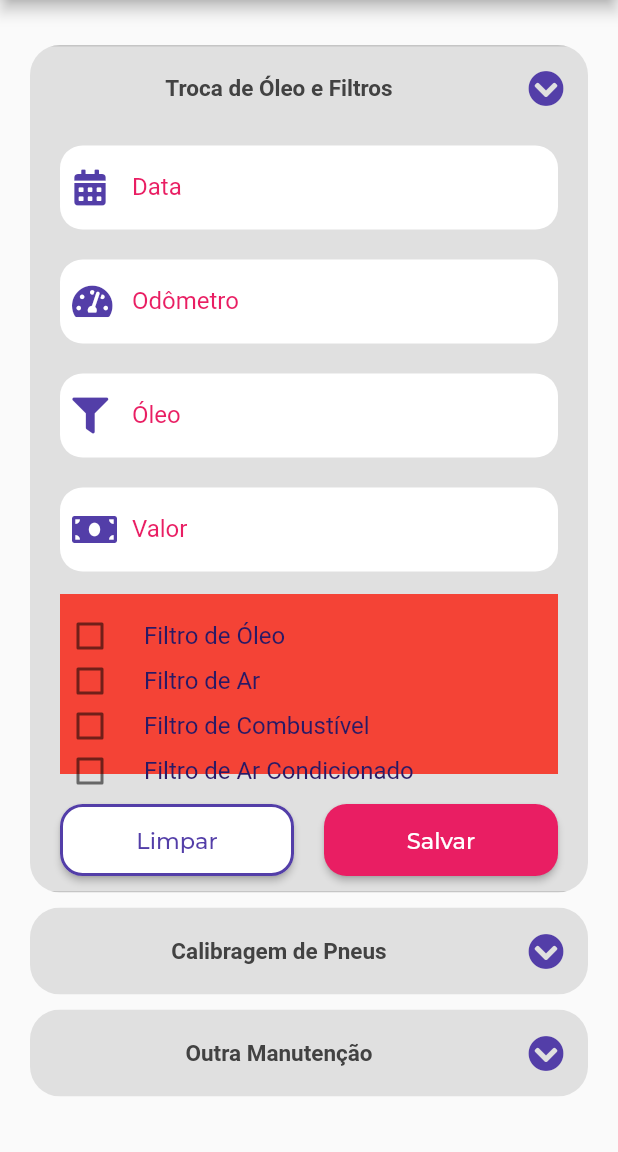
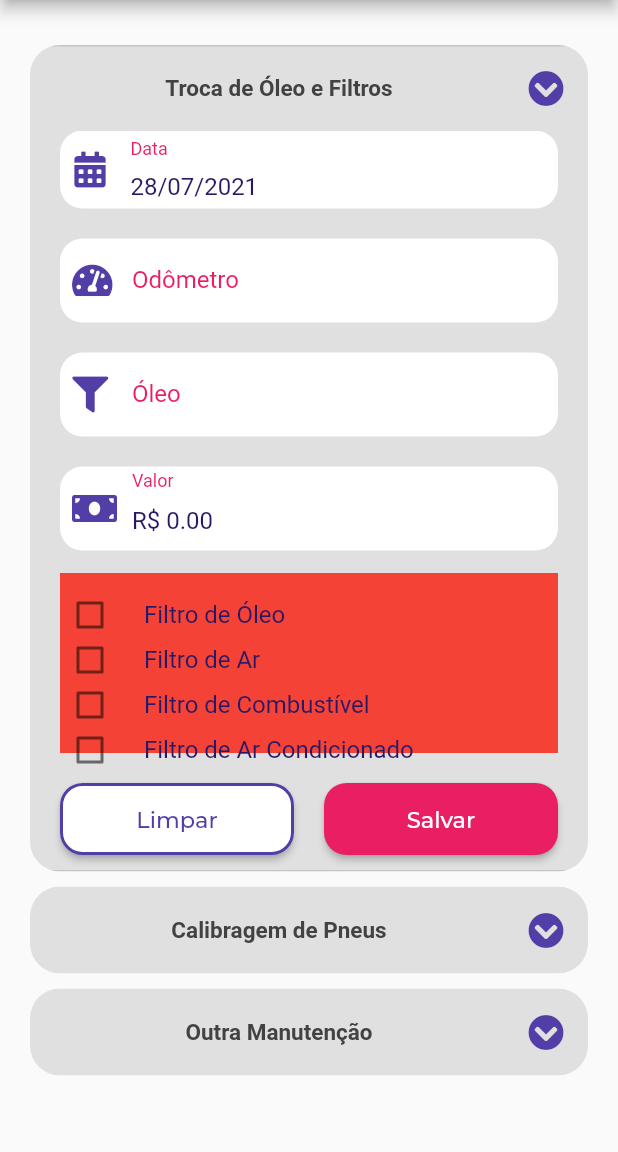
Before and after one commit to murilobohlke/car-helper, a Flutter app: the MaintenancePage screen opened directly with empty values, after a tap on "Troca de Óleo e Filtros", on a phone screen of 412 x 824 dp, the part 84-1236 px from its top. Run offline on Flutter 3.47's test engine with Material 2 defaults, Android fonts, the phone set to English and light mode, and no system bars; our stand-ins replace carousel_slider, curved_navigation_bar, firebase_auth, firebase_core, flutter_masked_text2, font_awesome_flutter and 5 more; missing offline and left inert: animated_card; accounts and stored records are empty.

Commit message:
Generate first apk

```diff
--- a/car_helper/lib/modules/maintenance/maintenance_page.dart
+++ b/car_helper/lib/modules/maintenance/maintenance_page.dart
@@ -1,31 +1,55 @@
 import 'package:car_helper/shared/models/car_model.dart';
 import 'package:car_helper/shared/providers/cars_provider.dart';
 import 'package:car_helper/shared/widgets/maintenance_expansion_tile/maintenance_expansion_tile_widget.dart';
+import 'package:car_helper/shared/widgets/show_text/show_text_widget.dart';
 import 'package:car_helper/shared/widgets/text_input/text_input_widget.dart';
 import 'package:flutter/material.dart';
+import 'package:flutter_masked_text2/flutter_masked_text2.dart';
 import 'package:font_awesome_flutter/font_awesome_flutter.dart';
+import 'package:intl/intl.dart';
 import 'package:provider/provider.dart';
 
-class MaintenancePage extends StatelessWidget {
-
+class MaintenancePage extends StatefulWidget {
   const MaintenancePage({Key? key}) : super(key: key);
 
   @override
-  Widget build(BuildContext context) {
-    TextEditingController dateOil = TextEditingController();
+  _MaintenancePageState createState() => _MaintenancePageState();
+}
+
+class _MaintenancePageState extends State<MaintenancePage> {
   TextEditingController odometerOil = TextEditingController();
   TextEditingController oilOil = TextEditingController();
-    TextEditingController valueOil = TextEditingController();
+  TextEditingController valueOil =
+      MoneyMaskedTextController(leftSymbol: 'R\$ ', decimalSeparator: '.');
 
-    TextEditingController dateCalibragem = TextEditingController();
   TextEditingController librasCalibragem = TextEditingController();
 
-    TextEditingController dateOther = TextEditingController();
   TextEditingController odometerOther = TextEditingController();
   TextEditingController descriptionOther = TextEditingController();
-    TextEditingController valueOther = TextEditingController();
+  TextEditingController valueOther =
+      MoneyMaskedTextController(leftSymbol: 'R\$ ', decimalSeparator: '.');
   TextEditingController titleOther = TextEditingController();
 
+  DateTime _selectedDate = DateTime.now();
+
+  _showDatePicker() {
+    showDatePicker(
+            context: context,
+            initialDate: DateTime.now(),
+            firstDate: DateTime(2021),
+            lastDate: DateTime.now())
+        .then((value) {
+      if (value == null) {
+        return;
+      }
+      setState(() {
+        _selectedDate = value;
+      });
+    });
+  }
+
+  @override
+  Widget build(BuildContext context) {
     final CarModel car = ModalRoute.of(context)!.settings.arguments as CarModel;
 
     return Scaffold(
@@ -39,37 +63,45 @@ class MaintenancePage extends StatelessWidget {
             children: [
               MaintenanceExpansionTileWidget(
                 save: (airFilter, airCFilter, oilFilter, gasFilter) {
-                  Provider.of<CarsProvider>(context, listen: false)
-                      .addOil(
-                    dateOil.text,
+                  Provider.of<CarsProvider>(context, listen: false).addOil(
+                      DateFormat('dd/MM/yyyy').format(_selectedDate),
                       odometerOil.text,
                       oilOil.text,
-                    double.parse(valueOil.text),
+                      double.parse(valueOil.text.replaceAll('R\$', '')),
                       oilFilter,
                       airFilter,
                       gasFilter,
                       airCFilter,
-                    car
-                  );
+                      car);
                   Navigator.of(context).pop();
                 },
                 clean: () {
-                  dateOil.text = '';
+                  setState(() {
+                    _selectedDate = DateTime.now();
+                  });
                   odometerOil.text = '';
                   oilOil.text = '';
-                  valueOil.text = '';
+                  valueOil.text = '0.00';
                 },
                 isFilters: true,
                 title: 'Troca de Óleo e Filtros',
                 child: Column(
                   children: [
+                    GestureDetector(
+                      onTap: _showDatePicker,
+                      child: ShowTextWidget(
+                        isWhite: true,
+                        cross: CrossAxisAlignment.start,
+                        isLeft: true,
+                        label: 'Data',
+                        textSize: 16,
+                        text: DateFormat('dd/MM/yyyy').format(_selectedDate),
+                        icon: FontAwesomeIcons.solidCalendarAlt,
+                      ),
+                    ),
+                    SizedBox(height: 10,),
                     TextInputWidget(
-                      controller: dateOil,
-                      label: 'Data',
-                      icon: FontAwesomeIcons.solidCalendarAlt,
-                      whiteColor: true,
-                    ),
-                    TextInputWidget(
+                      keyboard: TextInputType.number,
                       controller: odometerOil,
                       label: 'Odômetro',
                       icon: FontAwesomeIcons.tachometerAlt,
@@ -82,6 +114,7 @@ class MaintenancePage extends StatelessWidget {
                       whiteColor: true,
                     ),
                     TextInputWidget(
+                      keyboard: TextInputType.number,
                       controller: valueOil,
                       label: 'Valor',
                       icon: FontAwesomeIcons.moneyBill,
@@ -96,29 +129,35 @@ class MaintenancePage extends StatelessWidget {
               MaintenanceExpansionTileWidget(
                 save2: () {
                   Provider.of<CarsProvider>(context, listen: false)
-                      .addCalibragem(
-                    dateCalibragem.text,
-                    double.parse(librasCalibragem.text),
-                    car
-                  );
+                      .addCalibragem(DateFormat('dd/MM/yyyy').format(_selectedDate),
+                          double.parse(librasCalibragem.text), car);
                   Navigator.of(context).pop();
                 },
                 clean: () {
-                  dateCalibragem.text = '';
+                  setState(() {
+                    _selectedDate = DateTime.now();
+                  });
                   librasCalibragem.text = '';
                 },
                 title: 'Calibragem de Pneus',
                 child: Column(
                   children: [
-                    TextInputWidget(
-                      controller: dateCalibragem,
+                     GestureDetector(
+                      onTap: _showDatePicker,
+                      child: ShowTextWidget(
+                        isWhite: true,
+                        cross: CrossAxisAlignment.start,
+                        isLeft: true,
                         label: 'Data',
+                        textSize: 16,
+                        text: DateFormat('dd/MM/yyyy').format(_selectedDate),
                         icon: FontAwesomeIcons.solidCalendarAlt,
-                      whiteColor: true,
+                      ),
                     ),
                     TextInputWidget(
                       controller: librasCalibragem,
                       label: 'Libras',
+                      keyboard: TextInputType.number,
                       icon: FontAwesomeIcons.sortNumericUp,
                       whiteColor: true,
                     ),
@@ -130,32 +169,38 @@ class MaintenancePage extends StatelessWidget {
               ),
               MaintenanceExpansionTileWidget(
                 save2: () {
-                  Provider.of<CarsProvider>(context, listen: false)
-                      .addOther(
-                    dateOther.text,
+                  Provider.of<CarsProvider>(context, listen: false).addOther(
+                     DateFormat('dd/MM/yyyy').format(_selectedDate),
                       odometerOther.text,
                       titleOther.text,
                       descriptionOther.text,
-                    double.parse(valueOther.text),
-                    car
-                  );
+                      double.parse(valueOther.text.replaceAll('R\$', '')),
+                      car);
 
                   Navigator.of(context).pop();
                 },
                 clean: () {
-                  dateOther.text = '';
+                  setState(() {
+                    _selectedDate = DateTime.now();
+                  });
                   odometerOther.text = '';
                   descriptionOther.text = '';
-                  valueOther.text = '';
+                  valueOther.text = '0.00';
                 },
                 title: 'Outra Manutenção',
                 child: Column(
                   children: [
-                    TextInputWidget(
-                      controller: dateOther,
+                  GestureDetector(
+                      onTap: _showDatePicker,
+                      child: ShowTextWidget(
+                        isWhite: true,
+                        cross: CrossAxisAlignment.start,
+                        isLeft: true,
                         label: 'Data',
+                        textSize: 16,
+                        text: DateFormat('dd/MM/yyyy').format(_selectedDate),
                         icon: FontAwesomeIcons.solidCalendarAlt,
-                      whiteColor: true,
+                      ),
                     ),
                     TextInputWidget(
                       controller: odometerOther,
```
Also changed, not shown: car_helper/lib/shared/widgets/show_text/show_text_widget.dart (+7 -1 lines), car_helper/pubspec.yaml (+7 -0 lines), car_helper/assets/images/icon.png (added), car_helper/pubspec.lock, 8 other files. Lines whose indentation alone changed are shown as unchanged.
